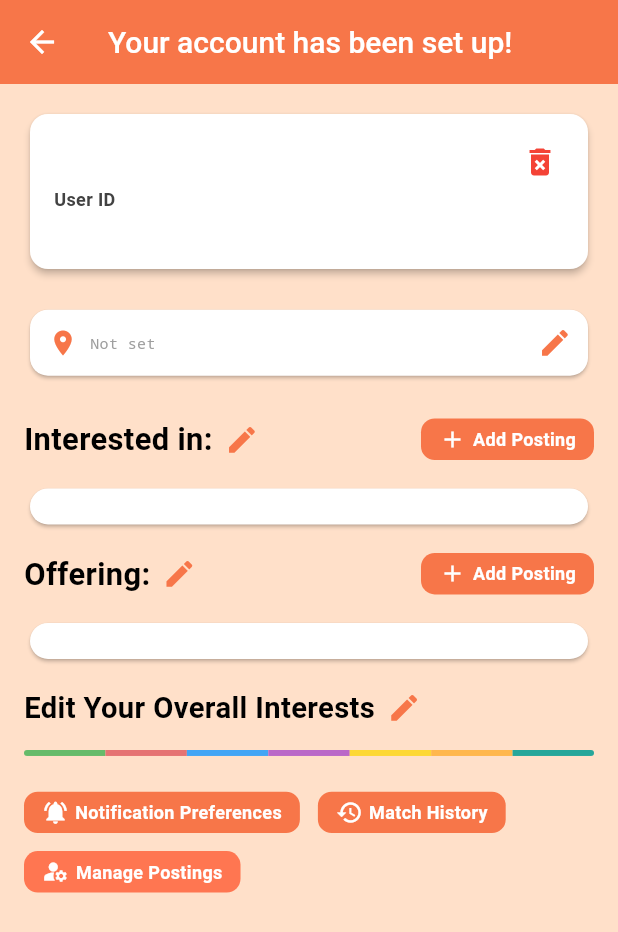
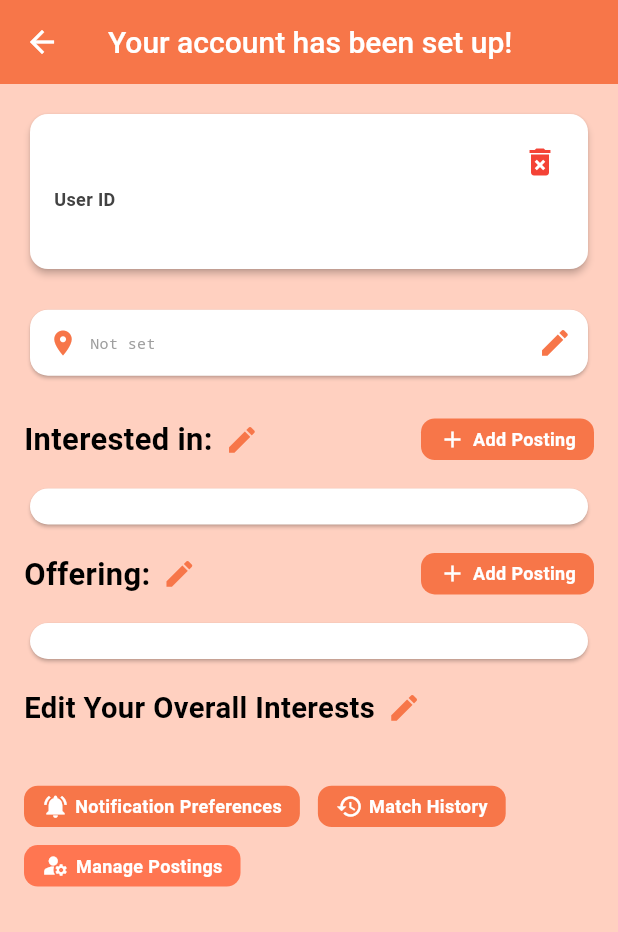
Before and after one commit to martinsmelkis/bartering_app, a Flutter app: the UserProfileScreen screen opened directly with empty values, on a phone screen of 412 x 824 dp. Shown: the top 932 px of the screen. Run offline on Flutter 3.47's test engine with Material 3 defaults, Android fonts, the phone set to English and light mode, and no system bars; our stand-ins replace device_info_plus, dio, drift, equatable, expandable, firebase_core and 18 more; missing offline and left inert: dart:ffi, flutter_osm_plugin, openpgp, pointer_interceptor, pointycastle, sqlcipher_flutter_libs and 1 more; accounts and stored records are empty; generated files the repository leaves out were written again; network calls fail; statements that could not run were skipped.

Commit message:
Adjust bg color, small UI adjustments, fix attribute bubble custom attribute display

```diff
--- a/lib/screens/map_screen/map_screen.dart
+++ b/lib/screens/map_screen/map_screen.dart
@@ -942,6 +942,9 @@ class _MapScreenV2State extends State<MapScreenV2> with OSMMixinObserver {
                                   heroTag: "ChatsFab",
                                   mini: true,
                                   backgroundColor: AppColors.background,
+                                  shape: RoundedRectangleBorder(
+                                    borderRadius: BorderRadius.circular(8.0),
+                                  ),
                                   child: const Icon(Icons.chat_bubble_outline),
                                 ),
                                 if (badgeState.unreadCount > 0)
--- a/lib/screens/map_screen/widgets/main_navigation.dart
+++ b/lib/screens/map_screen/widgets/main_navigation.dart
@@ -15,6 +15,9 @@ class MainNavigation extends StatelessWidget {
       heroTag: "MainMenuFab",
       mini: true,
       backgroundColor: AppColors.background,
+      shape: RoundedRectangleBorder(
+        borderRadius: BorderRadius.circular(8.0),
+      ),
       child: const Icon(Icons.menu),
     );
   }
--- a/lib/screens/map_screen/widgets/poi_details_bottom_sheet.dart
+++ b/lib/screens/map_screen/widgets/poi_details_bottom_sheet.dart
@@ -636,7 +636,7 @@ class _PoiDetailsBottomSheetState extends State<PoiDetailsBottomSheet> {
     return Column(
       crossAxisAlignment: CrossAxisAlignment.start,
       children: [
-        const Divider(height: 24),
+        const Divider(height: 24, color: AppColors.primary,),
         Text(
           l10n.activePostings,
           style: Theme
@@ -742,7 +742,7 @@ class _PoiDetailsBottomSheetState extends State<PoiDetailsBottomSheet> {
                         child: CategoryStatsUtils.buildCategoryStatsBar(
                           keywordMap: widget.poi.profile.profileKeywordDataMap,
                           attributes: widget.poi.profile.attributes,
-                          height: 10
+                          height: 8
                         ),
                       ),
                       Padding(
@@ -980,7 +980,7 @@ class _PoiDetailsBottomSheetState extends State<PoiDetailsBottomSheet> {
                       label: Text(l10n.chat, style: TextStyle(fontSize: 14),),
                       onPressed: widget.onChatButtonPressed!,
                       style: ElevatedButton.styleFrom(
-                        padding: const EdgeInsets.symmetric(vertical: 10),
+                        padding: const EdgeInsets.symmetric(vertical: 8),
                         shape: RoundedRectangleBorder(
                           borderRadius: BorderRadius.circular(8),
                         ),
--- a/lib/screens/map_screen/widgets/search_in_map.dart
+++ b/lib/screens/map_screen/widgets/search_in_map.dart
@@ -48,7 +48,9 @@ class _SearchInMapState extends State<SearchInMap> {
       child: Card(
         color: Colors.white,
         elevation: 2,
-        shape: const StadiumBorder(),
+        shape: RoundedRectangleBorder(
+          borderRadius: BorderRadius.circular(12.0),
+        ),
         child: BlocBuilder<PoiCubit, PoiState>(
           bloc: widget.poiCubit,
           builder: (context, state) {
--- a/lib/screens/user_profile_screen/user_profile_screen.dart
+++ b/lib/screens/user_profile_screen/user_profile_screen.dart
@@ -338,17 +338,24 @@ class _UserProfileScreenState extends State<UserProfileScreen> {
                   child: Column(
                     crossAxisAlignment: CrossAxisAlignment.start,
                     children: [
-                      widget.interests == null
+                      widget.interests == null || widget.interests!.isEmpty
                           ? const SizedBox()
                           : Wrap(
                         spacing: 7.2,
                         runSpacing: 7.2,
-                        children: widget.interests!.map((interest) {
+                        children: widget.interests!
+                            .where((interest) => interest != null)
+                            .map((interest) {
+                          try {
                             return AttributeBubble(
                               attribute: interest,
                               matchType: AttributeMatchType.none,
                               scaleFactor: 1.2,
                             );
+                          } catch (e) {
+                            logDebug('Error rendering interest bubble: $e');
+                            return const SizedBox.shrink();
+                          }
                         }).toList(),
                       ),
                     ],
@@ -446,17 +453,24 @@ class _UserProfileScreenState extends State<UserProfileScreen> {
                   child: Column(
                     crossAxisAlignment: CrossAxisAlignment.start,
                     children: [
-                      widget.offerings == null
+                      widget.offerings == null || widget.offerings!.isEmpty
                           ? const SizedBox()
                           : Wrap(
                         spacing: 7.2,
                         runSpacing: 7.2,
-                        children: widget.offerings!.map((offering) {
+                        children: widget.offerings!
+                            .where((offering) => offering != null)
+                            .map((offering) {
+                          try {
                             return AttributeBubble(
                               attribute: offering,
                               matchType: AttributeMatchType.none,
                               scaleFactor: 1.2,
                             );
+                          } catch (e) {
+                            logDebug('Error rendering offering bubble: $e');
+                            return const SizedBox.shrink();
+                          }
                         }).toList(),
                       ),
                     ],
@@ -512,9 +526,13 @@ class _UserProfileScreenState extends State<UserProfileScreen> {
             SizedBox(height: 12.h),
 
             // Category Stats Bar
+            if (_profileKeywordDataMap != null)
               CategoryStatsUtils.buildCategoryStatsBar(
                 keywordMap: _profileKeywordDataMap,
-              attributes: [...?widget.interests, ...?widget.offerings],
+                attributes: [
+                  ...?(widget.interests?.where((i) => i != null)),
+                  ...?(widget.offerings?.where((o) => o != null)),
+                ],
               ),
             SizedBox(height: 20.h),
 
--- a/lib/theme/app_colors.dart
+++ b/lib/theme/app_colors.dart
@@ -12,7 +12,7 @@ class AppColors {
 
   // Define other common colors
   //static const Color background = Color(0xFFfff0e0);
-  static const Color background = Color(0xFFffe0c9);
+  static const Color background = Color(0xFFFFD0C0);
   //static const Color background = Color(0xFFffe0c9);
   //static const Color background = Color(0xFFffe5c3);
   //static const Color background = Color(0xFFffd8c5);
--- a/lib/theme/app_dimensions.dart
+++ b/lib/theme/app_dimensions.dart
@@ -32,19 +32,19 @@ class AppDimensions {
   // ============================================================================
 
   /// Container size for main cluster markers
-  static double get mainClusterSize => kIsWeb ? 60.0 : 88.0;
+  static double get mainClusterSize => kIsWeb ? 60.0 : 101.2;
 
   /// Font size for main cluster marker text
-  static double get mainClusterFontSize => kIsWeb ? 20.0 : 28.sp;
+  static double get mainClusterFontSize => kIsWeb ? 23.0 : 32.sp;
 
   /// Border width for main cluster markers
   static double get mainClusterBorderWidth => kIsWeb ? 2.0 : 4.0;
 
   /// Container size for sub-cluster markers
-  static double get subClusterSize => kIsWeb ? 50.0 : 72.0;
+  static double get subClusterSize => kIsWeb ? 50.0 : 86.4;
 
   /// Font size for sub-cluster marker text
-  static double get subClusterFontSize => kIsWeb ? 16.0 : 25.sp;
+  static double get subClusterFontSize => kIsWeb ? 19.2 : 30.sp;
 
   /// Border width for sub-cluster markers
   static double get subClusterBorderWidth => kIsWeb ? 2.0 : 2.0;
```
Also changed, not shown: lib/screens/map_screen/widgets/poi_marker_widget.dart (+11 -11 lines), lib/utils/category_stats_utils.dart (+7 -0 lines), lib/widgets/attribute_bubble.dart (+38 -8 lines), assets/icons/search_nearby_users.svg. Lines whose indentation alone changed are shown as unchanged.
